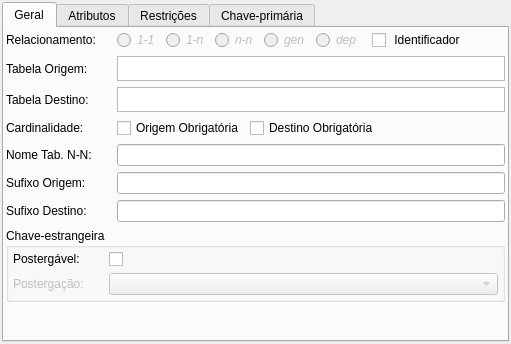
Qt form libpgmodeler_ui/ui/relacionamentowidget.ui (pgmodeler/pgmodeler) before a commit.
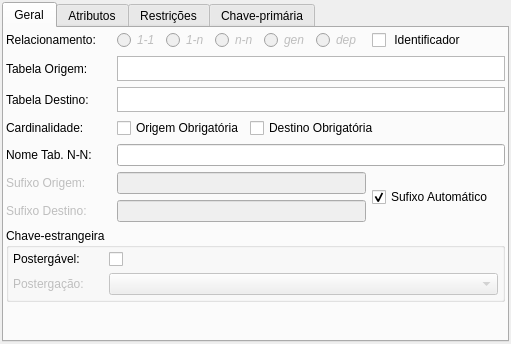
The same form after that commit.

Commit message: Adicionada funcionalidade na classe Relacionamento a qual gera sufixos nas colunas automaticamente conforme as tabelas envolvidas. Corrigido bug na classe CenaObjetos que deletava itens no método removeItem() quando não deveria Tabelas agora são criadas com o atributo "Aceita Oids" marcado por padrão

```diff
--- a/libpgmodeler_ui/ui/relacionamentowidget.ui
+++ b/libpgmodeler_ui/ui/relacionamentowidget.ui
@@ -492,6 +492,9 @@
        </item>
        <item row="5" column="0">
         <widget class="QLabel" name="sufixo_orig_lbl">
+         <property name="enabled">
+          <bool>false</bool>
+         </property>
          <property name="sizePolicy">
           <sizepolicy hsizetype="Preferred" vsizetype="Preferred">
            <horstretch>0</horstretch>
@@ -515,8 +518,11 @@
          </property>
         </widget>
        </item>
-       <item row="5" column="1" colspan="2">
+       <item row="5" column="1">
         <widget class="QLineEdit" name="sufixo_orig_edt">
+         <property name="enabled">
+          <bool>false</bool>
+         </property>
          <property name="maximumSize">
           <size>
            <width>16777215</width>
@@ -527,6 +533,9 @@
        </item>
        <item row="6" column="0">
         <widget class="QLabel" name="sufixo_dest_lbl">
+         <property name="enabled">
+          <bool>false</bool>
+         </property>
          <property name="sizePolicy">
           <sizepolicy hsizetype="Preferred" vsizetype="Preferred">
            <horstretch>0</horstretch>
@@ -550,8 +559,11 @@
          </property>
         </widget>
        </item>
-       <item row="6" column="1" colspan="2">
+       <item row="6" column="1">
         <widget class="QLineEdit" name="sufixo_dest_edt">
+         <property name="enabled">
+          <bool>false</bool>
+         </property>
          <property name="maximumSize">
           <size>
            <width>16777215</width>
@@ -700,6 +712,16 @@
          </property>
         </spacer>
        </item>
+       <item row="5" column="2" rowspan="2">
+        <widget class="QCheckBox" name="sufixo_auto_chk">
+         <property name="text">
+          <string>Sufixo Automático</string>
+         </property>
+         <property name="checked">
+          <bool>true</bool>
+         </property>
+        </widget>
+       </item>
       </layout>
      </widget>
      <widget class="QWidget" name="tab_3">
```
The commit also changes 13 other files.
